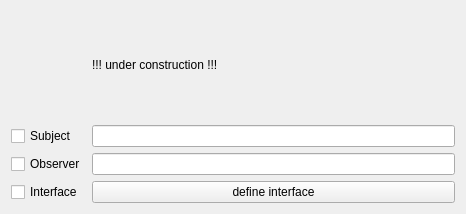
First picture: the form in CodeCreator/GeneratorObserver.ui, repository Ulle84/UllesSourceCode, before the edit.
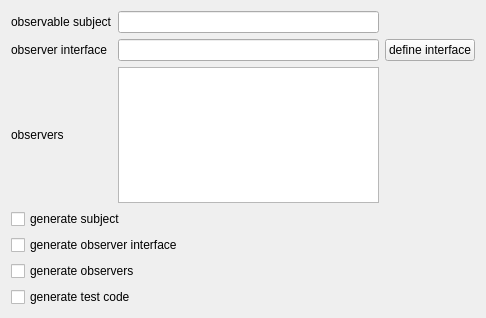
Second picture: the form after the edit. Custom widgets are drawn as their Qt base class.

Commit message: * under construction

```diff
--- a/CodeCreator/GeneratorObserver.ui
+++ b/CodeCreator/GeneratorObserver.ui
@@ -6,52 +6,76 @@
    <rect>
     <x>0</x>
     <y>0</y>
-    <width>466</width>
-    <height>214</height>
+    <width>486</width>
+    <height>318</height>
    </rect>
   </property>
   <property name="windowTitle">
    <string>GeneratorObserver</string>
   </property>
   <layout class="QGridLayout" name="gridLayout">
-   <item row="1" column="1">
-    <widget class="QLineEdit" name="lineEditSubject"/>
+   <item row="0" column="0">
+    <widget class="QLabel" name="label">
+     <property name="text">
+      <string>observable subject</string>
+     </property>
+    </widget>
    </item>
-   <item row="0" column="1">
-    <widget class="QLabel" name="label_3">
+   <item row="3" column="0" colspan="2">
+    <widget class="QCheckBox" name="checkBoxSubject">
      <property name="text">
-      <string>!!! under construction !!!</string>
+      <string>generate subject</string>
      </property>
     </widget>
    </item>
    <item row="2" column="0">
-    <widget class="QCheckBox" name="checkBoxObserver">
+    <widget class="QLabel" name="label_5">
      <property name="text">
-      <string>Observer</string>
+      <string>observers</string>
      </property>
     </widget>
    </item>
    <item row="2" column="1">
-    <widget class="QLineEdit" name="lineEditObserver"/>
+    <widget class="QPlainTextEdit" name="plainTextEditObservers"/>
    </item>
-   <item row="3" column="0">
-    <widget class="QCheckBox" name="checkBoxInterface">
+   <item row="1" column="0">
+    <widget class="QLabel" name="label_2">
      <property name="text">
-      <string>Interface</string>
+      <string>observer interface</string>
      </property>
     </widget>
    </item>
-   <item row="3" column="1">
+   <item row="0" column="1">
+    <widget class="QLineEdit" name="lineEditSubject"/>
+   </item>
+   <item row="1" column="2">
     <widget class="InterfaceEditor" name="interfaceEditor">
      <property name="text">
       <string>define interface</string>
      </property>
     </widget>
    </item>
-   <item row="1" column="0">
-    <widget class="QCheckBox" name="checkBoxSubject">
+   <item row="7" column="0" colspan="2">
+    <widget class="QCheckBox" name="checkBoxTest">
      <property name="text">
-      <string>Subject</string>
+      <string>generate test code</string>
+     </property>
+    </widget>
+   </item>
+   <item row="1" column="1">
+    <widget class="QLineEdit" name="lineEditObserver"/>
+   </item>
+   <item row="5" column="0" colspan="2">
+    <widget class="QCheckBox" name="checkBoxObserver">
+     <property name="text">
+      <string>generate observers</string>
+     </property>
+    </widget>
+   </item>
+   <item row="4" column="0" colspan="2">
+    <widget class="QCheckBox" name="checkBoxInterface">
+     <property name="text">
+      <string>generate observer interface</string>
      </property>
     </widget>
    </item>
```
The commit also changes 27 other files.
